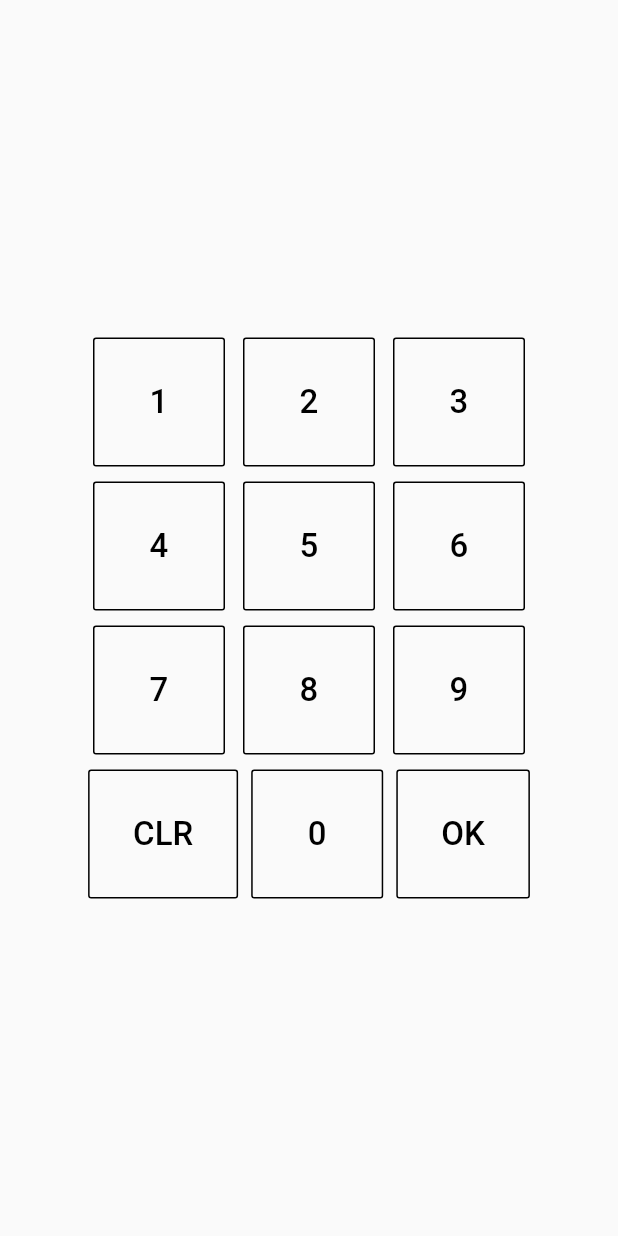
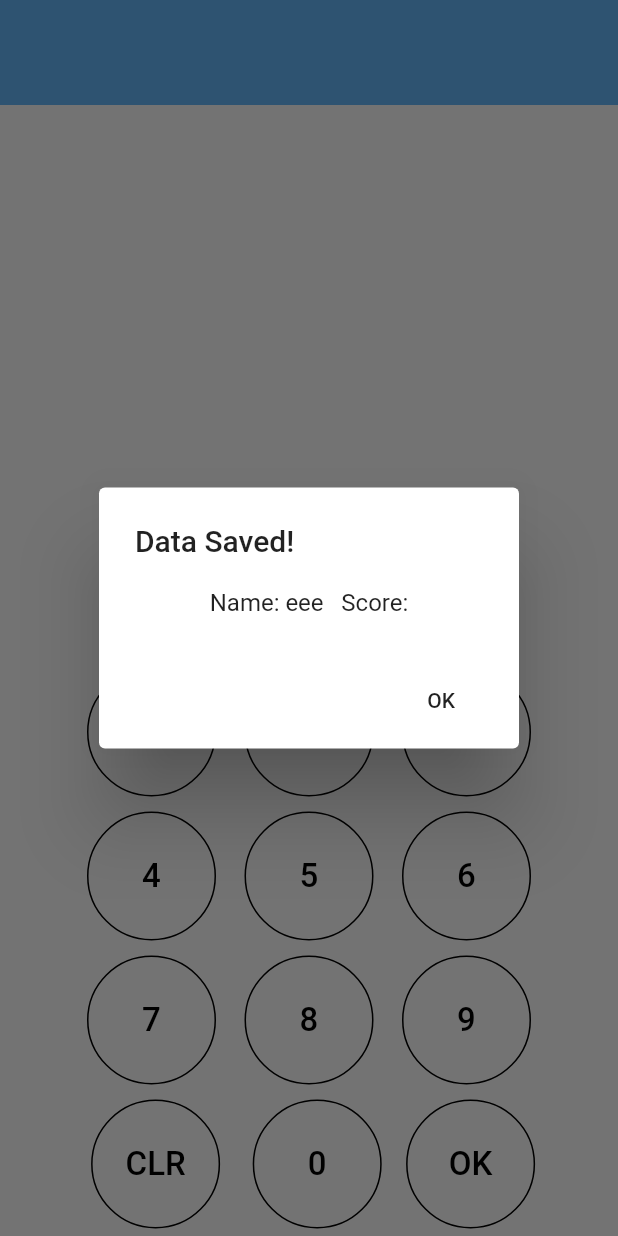
Before and after one commit to SuphasitC/My_List_App, a Flutter app: the Numpad widget shown alone on an empty page, opened directly, after a tap on "OK", on a phone screen of 412 x 824 dp. Run offline on Flutter 3.47's test engine with Material 2 defaults, Android fonts, the phone set to English and light mode, and no system bars.

Commit message:
ShowScore is OK

```diff
--- a/lib/presentation/numpad.dart
+++ b/lib/presentation/numpad.dart
@@ -1,5 +1,6 @@
 import 'package:flutter/cupertino.dart';
 import 'package:flutter/material.dart';
+import 'package:my_list_score/config/routes.dart';
 
 class Numpad extends StatefulWidget {
   Numpad({Key key}) : super(key: key);
@@ -10,10 +11,16 @@ class Numpad extends StatefulWidget {
 
 class _NumpadState extends State<Numpad> {
   String score = '';
+  String max = "9999";
+  String name = 'eee';
 
   setValue(String val) {
     setState(() {
+      if (score == '0')
+        score = val;
+      else
         score += val;
+      if (int.parse(score) >= int.parse(max)) score = max;
     });
   }
 
@@ -23,12 +30,49 @@ class _NumpadState extends State<Numpad> {
     });
   }
 
+  dataSave() {
+    showDialog(
+      context: context,
+      builder: (BuildContext context) {
+        return AlertDialog(
+          title: Text("Data Saved!"),
+          content: Text(
+            "Name: " + this.name + "   Score: " + this.score,
+            textAlign: TextAlign.center,
+          ),
+          actions: <Widget>[
+            FlatButton(
+              child: Text("OK"),
+              onPressed: () =>
+                  {Navigator.of(context).pushNamed(AppRoutes.home)},
+            ),
+          ],
+        );
+      },
+    );
+  }
+
   @override
   Widget build(BuildContext context) {
-    return Container(
-      padding: EdgeInsets.symmetric(horizontal: 50.0),
+    return Column(
+        mainAxisAlignment: MainAxisAlignment.spaceBetween,
+        children: <Widget>[
+          SizedBox(
+            width: 500.0,
+            height: 70.0,
+            child: ColoredBox(
+              color: Colors.blue[300],
+              child: Text(
+                this.score,
+                textScaleFactor: 3.0,
+                textAlign: TextAlign.center,
+                style: TextStyle(fontWeight: FontWeight.bold, fontSize: 20),
+              ),
+            ),
+          ),
+          Container(
+            padding: EdgeInsets.symmetric(horizontal: 40.0), //50
             child: Column(
-        mainAxisAlignment: MainAxisAlignment.center,
               children: <Widget>[
                 Row(
                   mainAxisAlignment: MainAxisAlignment.spaceEvenly,
@@ -94,13 +138,14 @@ class _NumpadState extends State<Numpad> {
                     ),
                     NumpadButton(
                       text: 'OK',
-                onPressed: () => setValue('OK'),
+                      onPressed: () => dataSave(),
                     ),
                   ],
                 ),
               ],
             ),
-    );
+          )
+        ]);
   }
 }
 
@@ -117,7 +162,7 @@ class NumpadButton extends StatelessWidget {
         borderSide: BorderSide(color: Colors.black),
         padding: EdgeInsets.all(30.0),
         onPressed: onPressed,
-        // shape: CircleBorder(),
+        shape: CircleBorder(),
         child: Text(this.text,
             style: TextStyle(fontSize: 22.0, color: Colors.black)),
       ),
```
Also changed, not shown: lib/presentation/edit.dart (+20 -17 lines), lib/presentation/show_score.dart (+70 -6 lines). Lines whose indentation alone changed are shown as unchanged.
